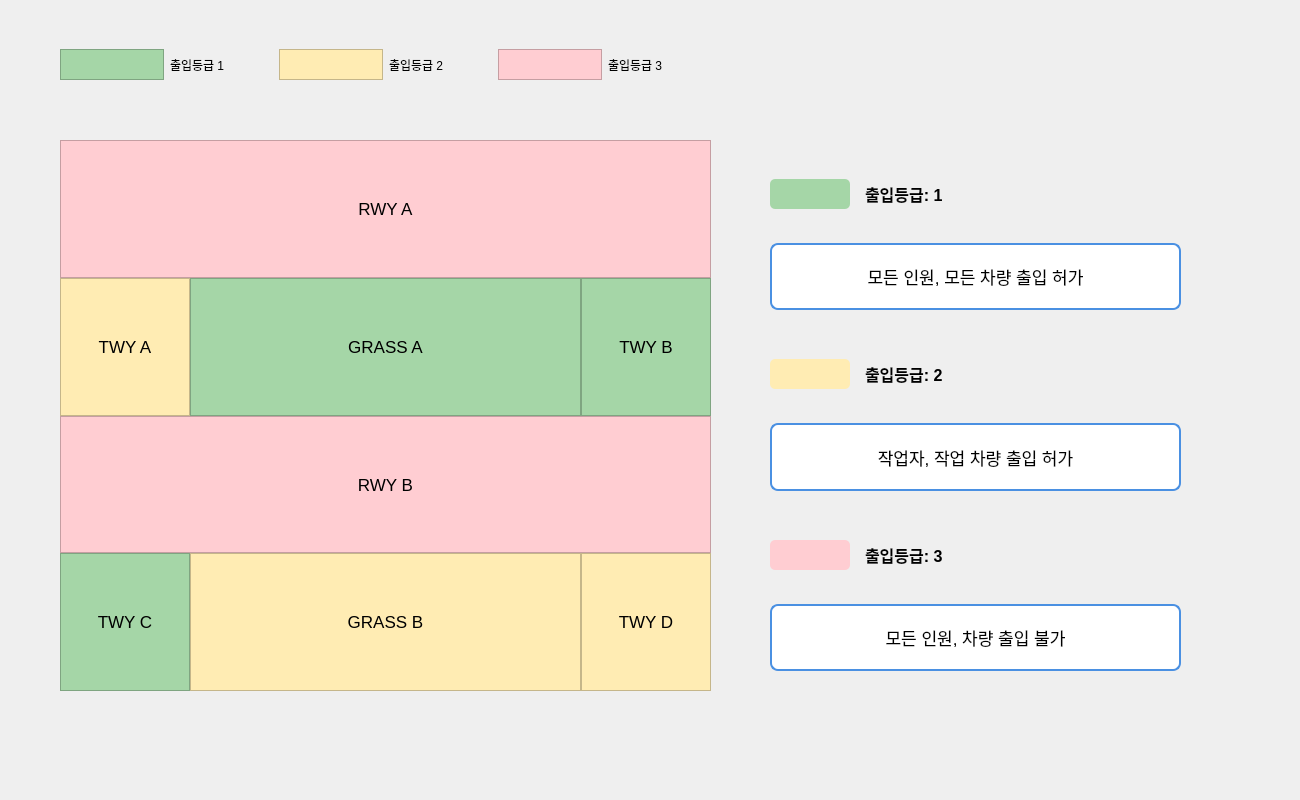
The window that gui/atc_gui/ui/access_page.ui (heyjay1002/project-deeplearning-falcon) describes before a commit, drawn with Qt 5.
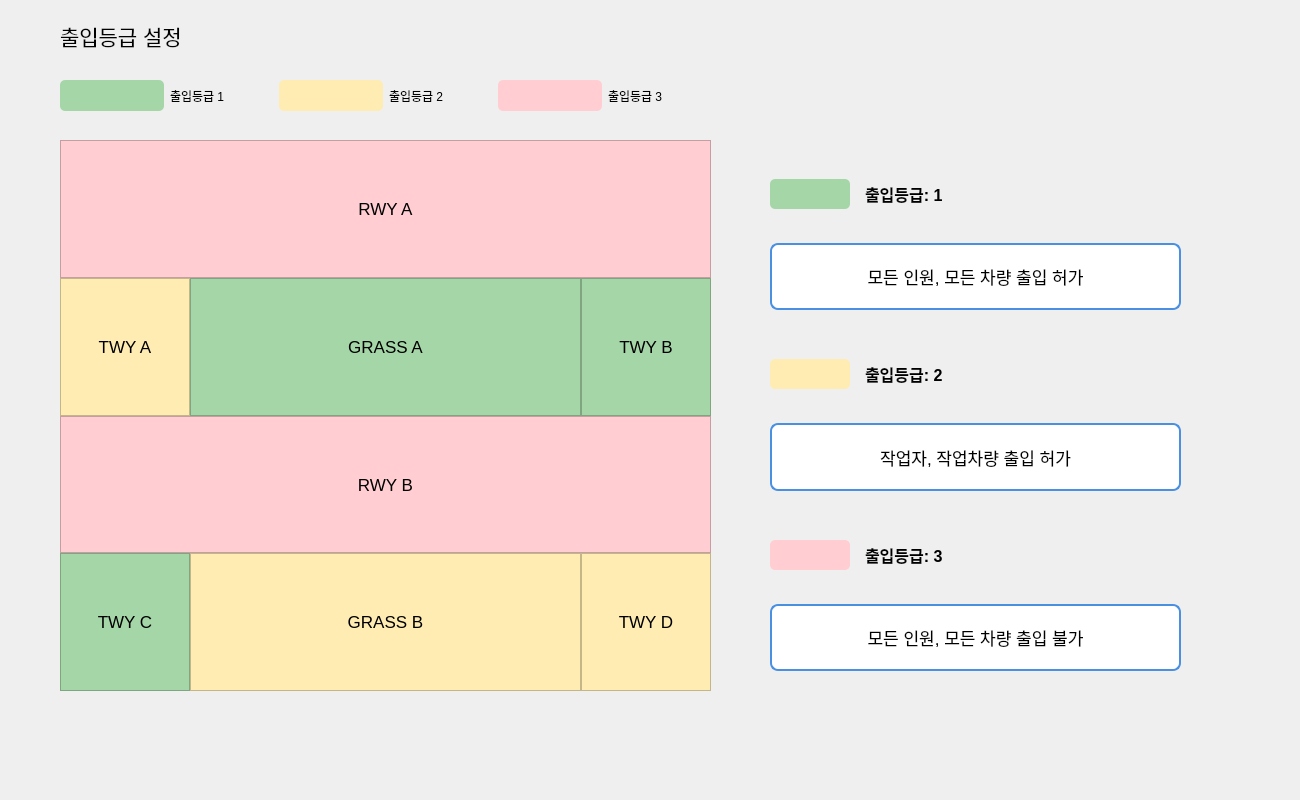
The same window after the commit.

Commit message: [ATC-GUI] update log page

Patch:
```diff
--- a/gui/atc_gui/ui/access_page.ui
+++ b/gui/atc_gui/ui/access_page.ui
@@ -17,7 +17,7 @@
    <property name="geometry">
     <rect>
      <x>60</x>
-     <y>49</y>
+     <y>80</y>
      <width>651</width>
      <height>31</height>
     </rect>
@@ -26,7 +26,7 @@
     <item>
      <widget class="QLabel" name="label_level_0_color">
       <property name="styleSheet">
-       <string notr="true">background-color: rgb(165, 214, 167);</string>
+       <string notr="true">background-color: rgb(165, 214, 167); border-radius: 5px;</string>
       </property>
       <property name="frameShape">
        <enum>QFrame::StyledPanel</enum>
@@ -46,7 +46,7 @@
     <item>
      <widget class="QLabel" name="label_level_1_color">
       <property name="styleSheet">
-       <string notr="true">background-color: rgb(255, 236, 179);</string>
+       <string notr="true">background-color: rgb(255, 236, 179); border-radius: 5px;</string>
       </property>
       <property name="frameShape">
        <enum>QFrame::StyledPanel</enum>
@@ -66,7 +66,7 @@
     <item>
      <widget class="QLabel" name="label_level_2_color">
       <property name="styleSheet">
-       <string notr="true">background-color: rgb(255, 205, 210);</string>
+       <string notr="true">background-color: rgb(255, 205, 210); border-radius: 5px;</string>
       </property>
       <property name="frameShape">
        <enum>QFrame::StyledPanel</enum>
@@ -464,7 +464,7 @@
            <string notr="true">background-color: white; border: 2px solid rgb(74, 144, 226); border-radius: 8px; padding: 15px;</string>
           </property>
           <property name="text">
-           <string>작업자, 작업 차량 출입 허가</string>
+           <string>작업자, 작업차량 출입 허가</string>
           </property>
           <property name="alignment">
            <set>Qt::AlignCenter</set>
@@ -548,7 +548,7 @@
            <string notr="true">background-color: white; border: 2px solid rgb(74, 144, 226); border-radius: 8px; padding: 15px;</string>
           </property>
           <property name="text">
-           <string>모든 인원, 차량 출입 불가</string>
+           <string>모든 인원, 모든 차량 출입 불가</string>
           </property>
           <property name="alignment">
            <set>Qt::AlignCenter</set>
@@ -762,6 +762,26 @@
     </widget>
    </widget>
   </widget>
+  <widget class="QLabel" name="label">
+   <property name="geometry">
+    <rect>
+     <x>60</x>
+     <y>20</y>
+     <width>261</width>
+     <height>31</height>
+    </rect>
+   </property>
+   <property name="font">
+    <font>
+     <pointsize>16</pointsize>
+     <weight>50</weight>
+     <bold>false</bold>
+    </font>
+   </property>
+   <property name="text">
+    <string>출입등급 설정</string>
+   </property>
+  </widget>
  </widget>
  <resources/>
  <connections/>
```
The commit also changes 16 other files.
